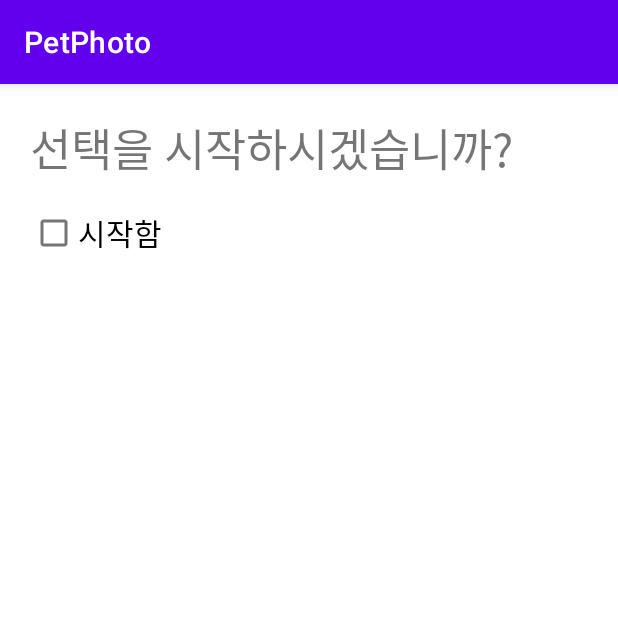
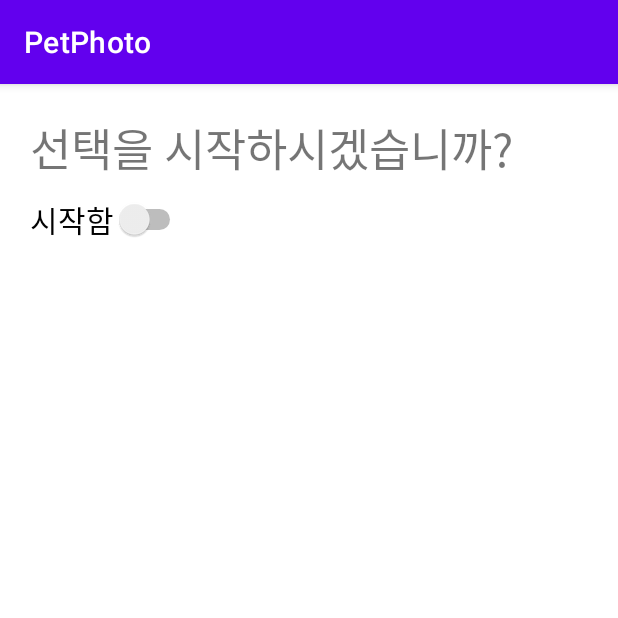
Before and after one commit to jiwoo1087/PetPhoto, an Android app: the screen it shows after launch (MainActivity), on a phone screen of 412 x 824 dp, the top half of it. Run offline under Robolectric (Android 15) with nearby library versions, the phone set to English and light mode, and no system bars.

```diff
--- a/app/src/main/java/kr/hs/emirim/kjw/petphoto/MainActivity.kt
+++ b/app/src/main/java/kr/hs/emirim/kjw/petphoto/MainActivity.kt
@@ -6,10 +6,9 @@ import android.view.View
 import android.widget.*
 
 class MainActivity : AppCompatActivity() {
-    lateinit var checkStart:CheckBox
+    lateinit var checkStart:Switch
     lateinit var rg:RadioGroup
     lateinit var linear:LinearLayout
-    lateinit var btnDone:Button
     lateinit var imgv:ImageView
 
     override fun onCreate(savedInstanceState: Bundle?) {
@@ -18,7 +17,6 @@ class MainActivity : AppCompatActivity() {
         checkStart = findViewById(R.id.check_start)
         rg = findViewById(R.id.rg)
         linear = findViewById(R.id.linear)
-        btnDone = findViewById(R.id.btn_done)
         imgv = findViewById(R.id.imgv)
         linear.visibility = View.INVISIBLE
 
@@ -30,13 +28,13 @@ class MainActivity : AppCompatActivity() {
             }
         }
 
-        btnDone.setOnClickListener{
-            when(rg.checkedRadioButtonId){
-                R.id.radio_dog -> imgv.setImageResource(R.drawable.dog)
-                R.id.radio_cat -> imgv.setImageResource(R.drawable.cat)
-                R.id.radio_rabbit -> imgv.setImageResource(R.drawable.rabbit)
-                else -> Toast.makeText(applicationContext, "라디오버튼이 선택되지 않았습니다.", Toast.LENGTH_SHORT).show()
-            }
+        rg.setOnCheckedChangeListener{compoundButton, b ->
+                when(rg.checkedRadioButtonId){
+                    R.id.radio_dog -> imgv.setImageResource(R.drawable.dog)
+                    R.id.radio_cat -> imgv.setImageResource(R.drawable.cat)
+                    R.id.radio_rabbit -> imgv.setImageResource(R.drawable.rabbit)
+                }
+
         }
     }
 }
--- a/app/src/main/res/layout/activity_main.xml
+++ b/app/src/main/res/layout/activity_main.xml
@@ -15,7 +15,7 @@
        android:textSize="@dimen/text_size_large"
        android:layout_marginBottom="@dimen/margin_small"/>
 
-   <CheckBox
+   <Switch
        android:id="@+id/check_start"
        android:layout_width="wrap_content"
        android:layout_height="wrap_content"
@@ -57,12 +57,6 @@
                android:text="@string/radio_cat"
                android:textSize="@dimen/text_size_medium"/>
        </RadioGroup>
-       <Button
-           android:id="@+id/btn_done"
-           android:layout_width="wrap_content"
-           android:layout_height="wrap_content"
-           android:layout_margin="@dimen/margin_medium"
-           android:text="@string/btn_done"/>
        <ImageView
            android:id="@+id/imgv"
            android:layout_width="300dp"
```
